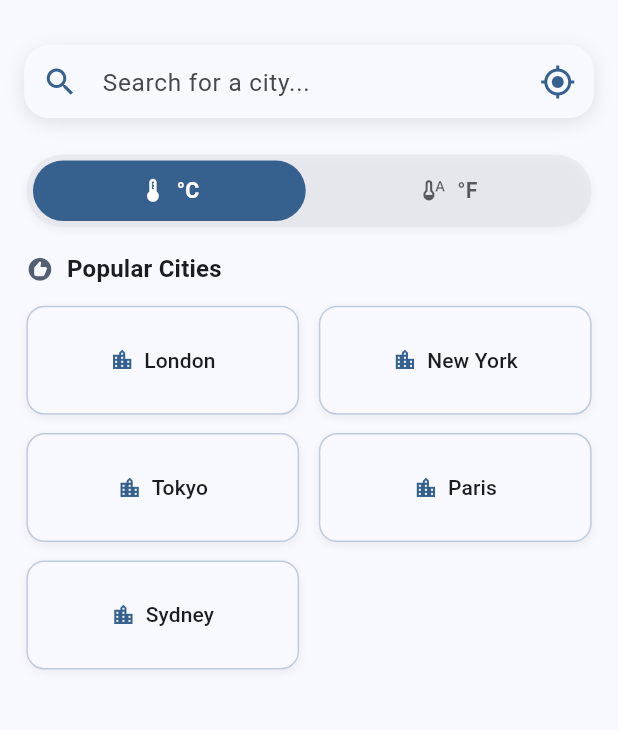
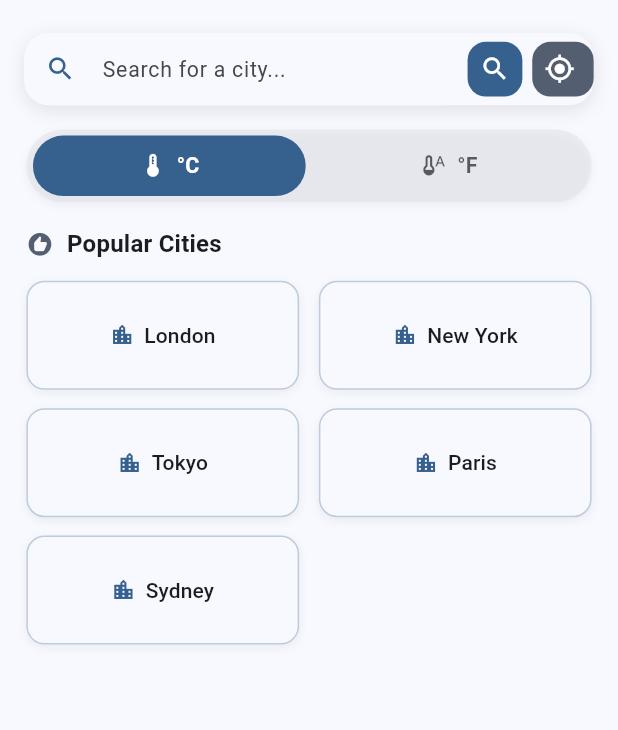
Before and after one commit to xuanhai0913/Flutter-app-weather, a Flutter app: the screen it shows after launch, after a tap on "Skip to search", on a phone screen of 412 x 824 dp, the part 63-793 px from its top. Run offline on Flutter 3.47's test engine with Material 3 defaults, Android fonts, the light colour scheme and no system bars; our stand-ins replace equatable, flutter_bloc, flutter_screenutil, geocoding, geolocator, hydrated_bloc; network calls fail.

Commit message:
Update ap

```diff
--- a/lib/data/services/location_service.dart
+++ b/lib/data/services/location_service.dart
@@ -55,9 +55,7 @@ class LocationService {
       String? countryCode = placemarks.isNotEmpty ? placemarks[0].isoCountryCode : null;
 
       // Add some predefined cities based on the country
-      if (countryCode != null) {
-        cities.addAll(_getCitiesByCountry(countryCode));
-      }
+      cities.addAll(_getCitiesByCountry(countryCode));
 
       // If we still don't have enough cities, add some global major cities
       if (cities.length < 3) {
@@ -72,8 +70,9 @@ class LocationService {
   }
 
   // Helper method to get major cities by country code
-  List<String> _getCitiesByCountry(String countryCode) {
-    switch (countryCode) {
+  List<String> _getCitiesByCountry(String? countryCode) {
+    // Nếu countryCode là null, sử dụng giá trị mặc định
+    switch (countryCode ?? 'default') {
       case 'US':
         return ['New York', 'Los Angeles', 'Chicago', 'Houston', 'Miami'];
       case 'GB':
--- a/lib/presentation/widgets/search_bar.dart
+++ b/lib/presentation/widgets/search_bar.dart
@@ -17,6 +17,7 @@ class WeatherSearchBar extends StatefulWidget {
 class _WeatherSearchBarState extends State<WeatherSearchBar> {
   final TextEditingController _textController = TextEditingController();
   bool _isLoading = false;
+  bool _isSearching = false;
 
   @override
   void dispose() {
@@ -27,7 +28,20 @@ class _WeatherSearchBarState extends State<WeatherSearchBar> {
   void _submit() {
     final city = _textController.text.trim();
     if (city.isNotEmpty) {
+      setState(() {
+        _isSearching = true;
+      });
+
       widget.onCitySubmitted(city);
+
+      // Reset the searching state after a short delay
+      Future.delayed(const Duration(milliseconds: 500), () {
+        if (mounted) {
+          setState(() {
+            _isSearching = false;
+          });
+        }
+      });
       // Don't clear text to provide better UX - user can see what they searched for
     }
   }
@@ -117,10 +131,8 @@ class _WeatherSearchBarState extends State<WeatherSearchBar> {
     final theme = Theme.of(context);
 
     return Padding(
-      padding: EdgeInsets.all(16.r),
-      child: Column(
-        children: [
-          Container(
+      padding: EdgeInsets.symmetric(horizontal: 16.r, vertical: 8.r), // Giảm padding dọc
+      child: Container(
         decoration: BoxDecoration(
           borderRadius: BorderRadius.circular(16.r),
           color: theme.colorScheme.surface,
@@ -132,6 +144,9 @@ class _WeatherSearchBarState extends State<WeatherSearchBar> {
             ),
           ],
         ),
+        child: Row(
+          children: [
+            Expanded(
               child: TextField(
                 controller: _textController,
                 decoration: InputDecoration(
@@ -139,37 +154,7 @@ class _WeatherSearchBarState extends State<WeatherSearchBar> {
                   prefixIcon: Icon(
                     Icons.search,
                     color: theme.colorScheme.primary,
-                ),
-                suffixIcon: Row(
-                  mainAxisSize: MainAxisSize.min,
-                  children: [
-                    // Clear text button
-                    if (_textController.text.isNotEmpty)
-                      IconButton(
-                        icon: const Icon(Icons.clear),
-                        onPressed: () {
-                          _textController.clear();
-                        },
-                      ),
-                    // Location button
-                    IconButton(
-                      icon: _isLoading
-                          ? SizedBox(
-                              width: 18.w,
-                              height: 18.h,
-                              child: CircularProgressIndicator(
-                                strokeWidth: 2,
-                                color: theme.colorScheme.primary,
-                              ),
-                            )
-                          : Icon(
-                              Icons.my_location,
-                              color: theme.colorScheme.primary,
-                            ),
-                      onPressed: _isLoading ? null : _getCurrentLocation,
-                      tooltip: 'Use current location',
-                    ),
-                  ],
+                    size: 20.r, // Giảm kích thước icon
                   ),
                   border: OutlineInputBorder(
                     borderRadius: BorderRadius.circular(16.r),
@@ -178,17 +163,72 @@ class _WeatherSearchBarState extends State<WeatherSearchBar> {
                   filled: true,
                   fillColor: theme.colorScheme.surface,
                   contentPadding: EdgeInsets.symmetric(
-                  vertical: 12.h,
-                  horizontal: 16.w,
+                    vertical: 8.h, // Giảm padding dọc
+                    horizontal: 12.w, // Giảm padding ngang
                   ),
                 ),
                 onSubmitted: (_) => _submit(),
                 textInputAction: TextInputAction.search,
-              style: TextStyle(fontSize: 16.sp),
+                style: TextStyle(fontSize: 14.sp), // Giảm kích thước font
+              ),
+            ),
+            // Nút tìm kiếm mới
+            Material(
+              color: theme.colorScheme.primary,
+              borderRadius: BorderRadius.circular(12.r),
+              child: InkWell(
+                borderRadius: BorderRadius.circular(12.r),
+                onTap: _isSearching ? null : _submit,
+                child: Container(
+                  padding: EdgeInsets.all(8.r), // Giảm padding
+                  child: _isSearching
+                      ? SizedBox(
+                          width: 18.r,
+                          height: 18.r,
+                          child: const CircularProgressIndicator(
+                            strokeWidth: 2,
+                            color: Colors.white,
+                          ),
+                        )
+                      : Icon(
+                          Icons.search,
+                          color: Colors.white,
+                          size: 20.r, // Giảm kích thước icon
+                        ),
+                ),
+              ),
+            ),
+            SizedBox(width: 6.w), // Khoảng cách giữa nút
+            // Nút vị trí
+            Material(
+              color: theme.colorScheme.secondary,
+              borderRadius: BorderRadius.circular(12.r),
+              child: InkWell(
+                borderRadius: BorderRadius.circular(12.r),
+                onTap: _isLoading ? null : _getCurrentLocation,
+                child: Container(
+                  padding: EdgeInsets.all(8.r), // Giảm padding
+                  margin: EdgeInsets.only(right: 4.w), // Giảm margin
+                  child: _isLoading
+                      ? SizedBox(
+                          width: 18.r,
+                          height: 18.r,
+                          child: const CircularProgressIndicator(
+                            strokeWidth: 2,
+                            color: Colors.white,
+                          ),
+                        )
+                      : Icon(
+                          Icons.my_location,
+                          color: Colors.white,
+                          size: 20.r, // Giảm kích thước icon
+                        ),
+                ),
               ),
             ),
           ],
         ),
+      ),
     );
   }
 }
--- a/pubspec.yaml
+++ b/pubspec.yaml
@@ -55,7 +55,7 @@ dependencies:
 
   # For location services
   geolocator: ^10.0.0
-  geocoding: ^2.3.0
+  geocoding: ^2.1.0  # Sử dụng phiên bản ổn định hơn
 
 dev_dependencies:
   flutter_test:
```
Also changed, not shown: pubspec.lock, 3 other files. Lines whose indentation alone changed are shown as unchanged.
